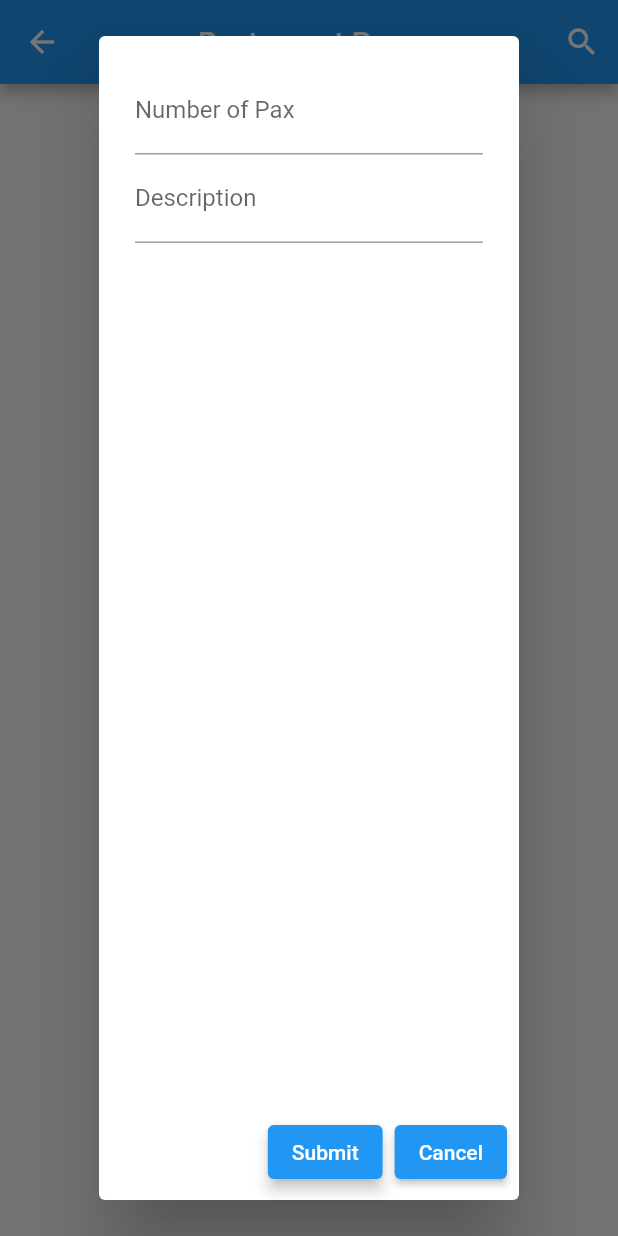
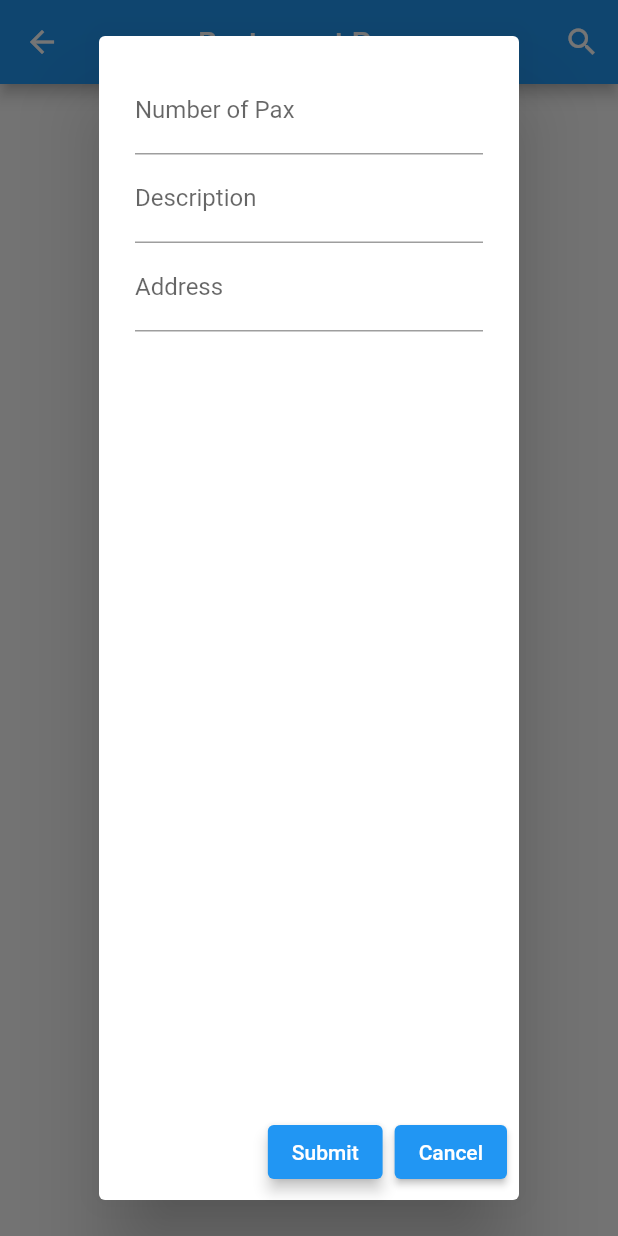
Before and after one commit to JowenPang/hunger, a Flutter app: the Restaurant screen opened directly, after a tap on the "add circle outline" icon, on a phone screen of 412 x 824 dp. Run offline on Flutter 3.47's test engine with Material 2 defaults, Android fonts, the phone set to English and light mode, and no system bars; our stand-ins replace cloud_firestore, flutter_credit_card, google_maps_flutter; missing offline and left inert: google_pay; accounts and stored records are empty.

Commit message:
commit from jowen

```diff
--- a/lib/Donation.dart
+++ b/lib/Donation.dart
@@ -1,6 +1,7 @@
 import 'package:flutter/material.dart';
+import 'package:flutter_app/services/database.dart';
 import 'package:google_pay/google_pay.dart';
-import 'Transaction.dart';
+import 'package:flutter_app/Transaction.dart';
 
 class Donation extends StatefulWidget {
   @override
@@ -141,6 +142,7 @@ class _DonationState extends State<Donation> {
                       ),
                           child: Text('Confirm amount'),
                         onPressed: () {
+                        DatabaseService().updateDonationDatabase(_amountController.text);
                         setState(() {
                           if (_amountController.text.isEmpty){
                             _validateAmount = true;
--- a/lib/MapTracker.dart
+++ b/lib/MapTracker.dart
@@ -104,8 +104,9 @@ class MapTrackerState extends State<MapTracker>{
                   )
               ),
 
-              Container(
-                  margin: EdgeInsets.fromLTRB(0,450,0,0),
+              Padding(
+                padding: EdgeInsets.only(top: 450),
+                child: Container(
                     color: Colors.teal[700],
                     child: Row(
                       mainAxisAlignment: MainAxisAlignment.spaceEvenly,
@@ -217,6 +218,7 @@ class MapTrackerState extends State<MapTracker>{
                         ),
                       ],
                     )
+                ),
               )
             ]
         ),
--- a/lib/Order.dart
+++ b/lib/Order.dart
@@ -7,6 +7,7 @@ class Order{
 
   String description;
   String pax;
+  String address;
 
-  Order({this.pax,this.description});
+  Order({this.pax,this.description,this.address});
 }
--- a/lib/Restaurant.dart
+++ b/lib/Restaurant.dart
@@ -33,6 +33,7 @@ class Restaurant extends StatelessWidget {
   newForm(BuildContext context) {
     TextEditingController paxController = TextEditingController();
     TextEditingController describeController = TextEditingController();
+    TextEditingController addressController = TextEditingController();
 
     return showDialog(
         context: context,
@@ -58,11 +59,17 @@ class Restaurant extends StatelessWidget {
                   ),
                   controller: describeController,
                 ),
+              TextFormField(
+                decoration: InputDecoration(
+                    labelText: "Address"
+                ),
+                controller: addressController,
+              ),
               ]),
                actions:<Widget>[
                     ElevatedButton(
                         onPressed: () {
-                          DatabaseService().updateDatabase(paxController.text,describeController.text);
+                          DatabaseService().updateDatabase(paxController.text,describeController.text,addressController.text);
                           Navigator.of(context).pop(true);   //to close the pop up form
                         },
                       autofocus: true,
--- a/lib/Transaction.dart
+++ b/lib/Transaction.dart
@@ -1,7 +1,5 @@
 import 'package:flutter/material.dart';
-
 import 'Payment.dart';
-import 'Donation.dart';
 
 class Transaction extends StatelessWidget {
   @override
--- a/lib/services/database.dart
+++ b/lib/services/database.dart
@@ -4,11 +4,21 @@ import 'package:flutter_app/Order.dart';
 class DatabaseService{
 
   final CollectionReference foodDonation= Firestore.instance.collection('food');
+  final CollectionReference donation= Firestore.instance.collection('donation');
 
-  Future updateDatabase(String pax,String description) async{
+
+  Future updateDatabase(String pax,String description,String address) async{
     foodDonation.add({
       'pax': pax,
-      'description': description
+      'description': description,
+      'address': address,
+    });
+    return;
+  }
+
+  Future updateDonationDatabase(String amount) async{
+    donation.add({
+      'donation': donation
     });
     return;
   }
@@ -20,7 +30,8 @@ class DatabaseService{
 
       return Order(  //everytime will cycle through snapshot.document's doc then assign the data in doc to pax and description
           pax : doc.data['pax'] ?? '',
-          description : doc.data['description'] ?? ''
+          description : doc.data['description'] ?? '',
+          address : doc.data['address'] ?? ''
       );     //?? is when it does not exist then it will replace with null
     }).toList();   //return  a list of orders
   }
```
Also changed, not shown: lib/OrderCard.dart (+7 -1 lines), lib/Orderlist.dart (+2 -8 lines). Lines whose indentation alone changed are shown as unchanged.
